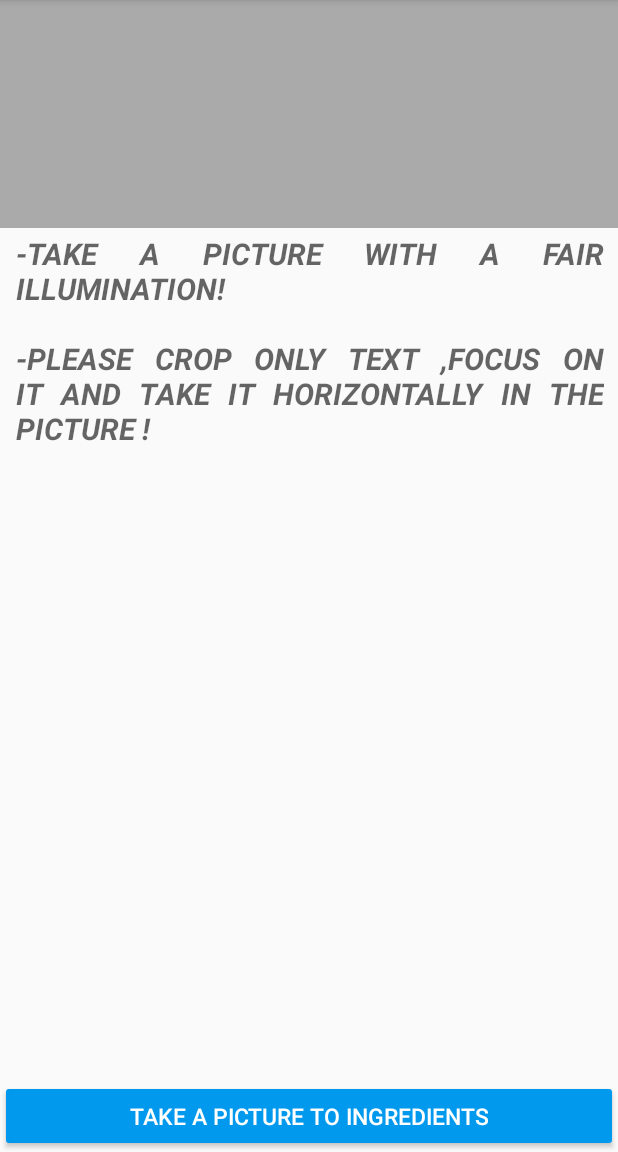
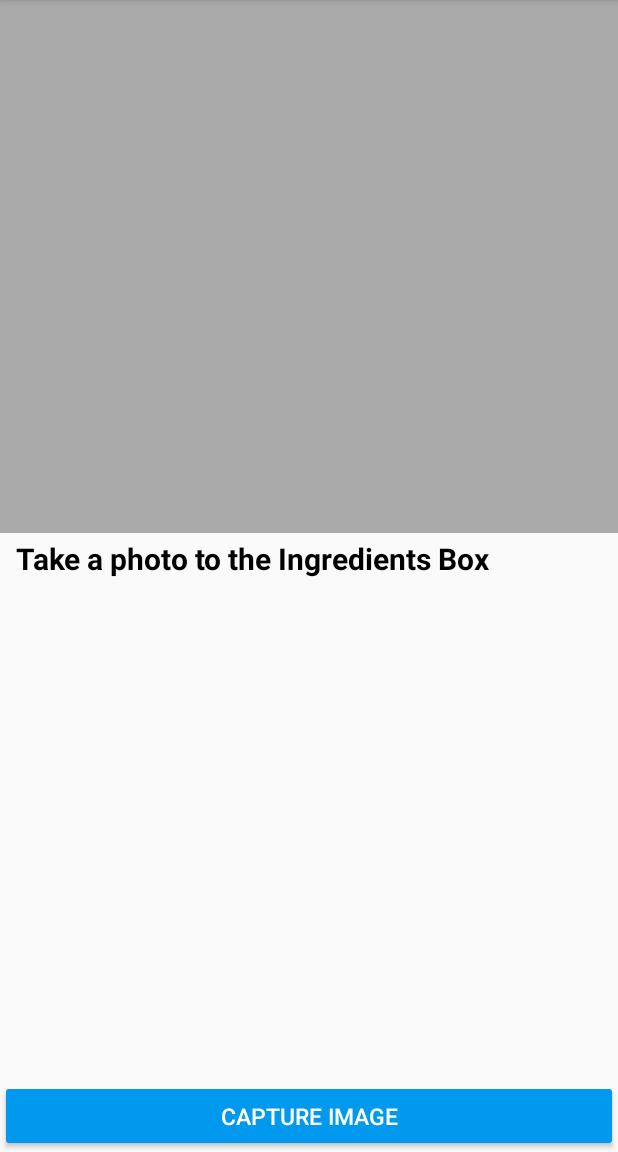
Before and after one commit to rehamessameltagoury/SugarCheck, an Android app: the screen it shows after launch (MainActivity), on a phone screen of 412 x 824 dp, the part 84-1236 px from its top. Run offline under Robolectric (Android 15) with nearby library versions, the light colour scheme and no system bars; libraries missing offline, so code that uses them is left out: com.googlecode.tesseract, com.theartofdev.edmodo, pl.aprilapps.easyphotopicker.

Commit message:
final vergion of the app

```diff
--- a/SugerCheck/app/src/main/res/layout/activity_main.xml
+++ b/SugerCheck/app/src/main/res/layout/activity_main.xml
@@ -1,15 +1,15 @@
 <?xml version="1.0" encoding="utf-8"?>
 <LinearLayout xmlns:android="http://schemas.android.com/apk/res/android"
-    xmlns:tools="http://schemas.android.com/tools"
-    android:layout_width="match_parent"
-    android:layout_height="match_parent"
-    android:orientation="vertical"
-    tools:context=".MainActivity">
+        xmlns:tools="http://schemas.android.com/tools"
+        android:layout_width="match_parent"
+        android:layout_height="match_parent"
+        android:orientation="vertical"
+        tools:context=".MainActivity">
 
     <ImageView
             android:id="@+id/ivOCR"
             android:layout_width="match_parent"
-            android:layout_height="0px"
+            android:layout_height="405dp"
             android:layout_weight="0.5"
             android:background="@android:color/darker_gray" />
 
@@ -28,11 +28,13 @@
                 android:layout_marginTop="3dp"
                 android:layout_marginEnd="9dp"
                 android:layout_marginRight="9dp"
-                android:hint="-TAKE A PICTURE WITH A FAIR ILLUMINATION!\n\n-PLEASE CROP ONLY TEXT ,FOCUS ON IT AND TAKE IT HORIZONTALLY IN THE PICTURE !"
+                android:text="Take a photo to the Ingredients Box"
+                android:textAlignment="textStart"
+                android:textAppearance="@style/Widget.AppCompat.Button.Colored"
                 android:justificationMode="inter_word"
                 android:textSize="20sp"
-                android:textStyle="bold|italic"
-                />
+                android:textStyle="bold"
+                android:gravity="start" />
 
         <ProgressBar
                 android:id="@+id/progressBar"
@@ -49,7 +51,7 @@
                 android:layout_width="match_parent"
                 android:layout_height="wrap_content"
                 android:layout_alignParentBottom="true"
-                android:text="Take a picture to ingredients"
+                android:text="Capture Image"
                 android:textSize="15dp" />
     </RelativeLayout>
 </LinearLayout>
```
Also changed, not shown: SugerCheck/app/src/main/java/com/halodoc/orc/MainActivity.kt (+11 -24 lines), SugerCheck/app/src/main/ic_launcher-web.png (added), SugerCheck/app/src/main/res/mipmap-hdpi/ic_launcher.png, SugerCheck/app/src/main/res/mipmap-mdpi/ic_launcher.png, SugerCheck/app/src/main/res/mipmap-xhdpi/ic_launcher.png, SugerCheck/app/src/main/res/mipmap-xxhdpi/ic_launcher.png, SugerCheck/app/src/main/res/mipmap-xxxhdpi/ic_launcher.png.
